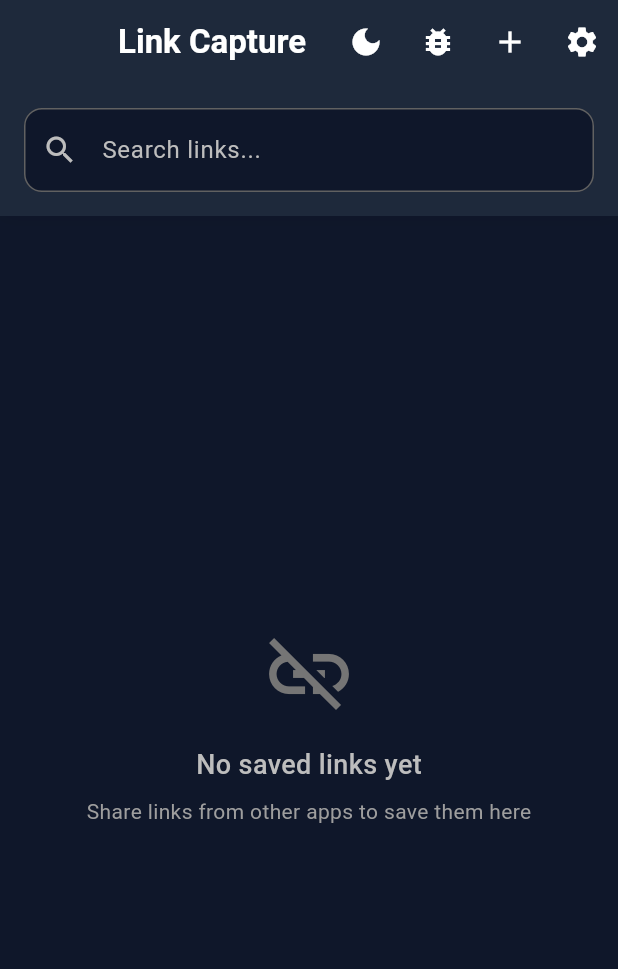
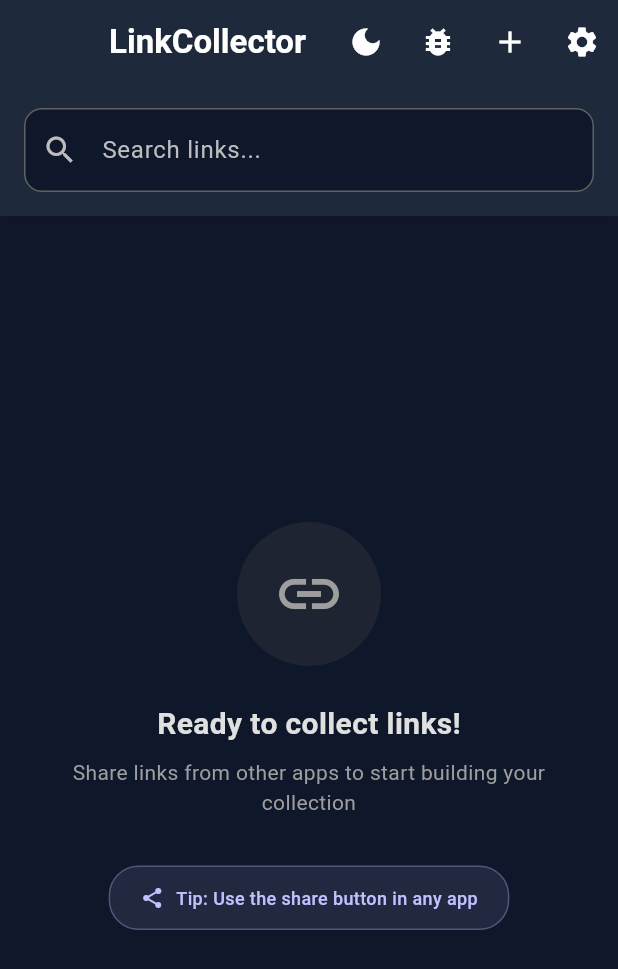
Before and after one commit to Biztactix-Ryan/LinkCollector, a Flutter app: the screen it shows after launch, on a phone screen of 412 x 824 dp. Shown: the top 969 px of the screen. Run offline on Flutter 3.47's test engine with Material 3 defaults, Android fonts, the light colour scheme and no system bars; our stand-ins replace permission_handler, shared_preferences; missing offline and left inert: receive_sharing_intent; statements that could not run were skipped.

Commit message:
Rebrand to LinkCollector with enhanced UI
- Renamed app from LinkCapture to LinkCollector throughout codebase
- Updated Android app label and package references
- Created comprehensive GitHub README with features and setup guide
- Enhanced UI with modern design improvements:
  - Redesigned empty state with helpful tips
  - Enhanced link cards with gradient effects and NEW badges
  - Added floating action button for quick link addition
  - Improved search interface with better theming
  - Updated app icons and theme toggle functionality
- Fixed syntax errors and updated test imports
- Updated CLAUDE.md documentation

```diff
--- a/lib/main.dart
+++ b/lib/main.dart
@@ -245,7 +245,7 @@
   @override
   Widget build(BuildContext context) {
     return MaterialApp(
-      title: 'Link Capture',
+      title: 'LinkCollector',
       scaffoldMessengerKey: scaffoldMessengerKey,
       debugShowCheckedModeBanner: false,
       themeMode: _themeMode,
--- a/lib/screens/home_screen.dart
+++ b/lib/screens/home_screen.dart
@@ -239,7 +239,7 @@
       backgroundColor: isDark ? const Color(0xFF0F172A) : null,
       appBar: AppBar(
         title: Text(
-          'Link Capture',
+          'LinkCollector',
           style: TextStyle(
             fontWeight: FontWeight.w600,
             color: isDark ? Colors.white : null,
@@ -342,34 +342,79 @@
                     ? const Center(child: CircularProgressIndicator())
                     : _filteredLinks.isEmpty
                         ? Center(
+                        child: Padding(
+                          padding: const EdgeInsets.all(32.0),
                           child: Column(
                             mainAxisAlignment: MainAxisAlignment.center,
                             children: [
-                            Icon(
-                              Icons.link_off,
-                              size: 64,
-                              color: isDark ? Colors.grey[600] : Colors.grey.shade400,
+                              Container(
+                                padding: const EdgeInsets.all(24),
+                                decoration: BoxDecoration(
+                                  color: isDark ? Colors.grey[800]?.withValues(alpha: 0.3) : Colors.grey[100],
+                                  shape: BoxShape.circle,
                                 ),
-                            const SizedBox(height: 16),
+                                child: Icon(
+                                  _searchController.text.isEmpty ? Icons.link : Icons.search_off,
+                                  size: 48,
+                                  color: isDark ? Colors.grey[500] : Colors.grey.shade500,
+                                ),
+                              ),
+                              const SizedBox(height: 24),
                               Text(
                                 _searchController.text.isEmpty
-                                  ? 'No saved links yet'
+                                    ? 'Ready to collect links!'
                                     : 'No links found',
                                 style: TextStyle(
-                                fontSize: 18,
-                                color: isDark ? Colors.grey[400] : Colors.grey.shade600,
-                                fontWeight: FontWeight.w500,
+                                  fontSize: 20,
+                                  color: isDark ? Colors.grey[300] : Colors.grey.shade700,
+                                  fontWeight: FontWeight.w600,
                                 ),
                               ),
                               const SizedBox(height: 8),
                               Text(
-                              'Share links from other apps to save them here',
+                                _searchController.text.isEmpty
+                                    ? 'Share links from other apps to start building your collection'
+                                    : 'Try adjusting your search terms',
                                 style: TextStyle(
                                   fontSize: 14,
-                                color: Colors.grey.shade500,
+                                  color: isDark ? Colors.grey[500] : Colors.grey.shade500,
+                                ),
+                                textAlign: TextAlign.center,
+                              ),
+                              if (_searchController.text.isEmpty) ...[
+                                const SizedBox(height: 32),
+                                Container(
+                                  padding: const EdgeInsets.symmetric(horizontal: 20, vertical: 12),
+                                  decoration: BoxDecoration(
+                                    color: theme.colorScheme.primary.withValues(alpha: 0.1),
+                                    borderRadius: BorderRadius.circular(20),
+                                    border: Border.all(
+                                      color: theme.colorScheme.primary.withValues(alpha: 0.3),
+                                    ),
+                                  ),
+                                  child: Row(
+                                    mainAxisSize: MainAxisSize.min,
+                                    children: [
+                                      Icon(
+                                        Icons.share,
+                                        size: 16,
+                                        color: theme.colorScheme.primary,
+                                      ),
+                                      const SizedBox(width: 8),
+                                      Text(
+                                        'Tip: Use the share button in any app',
+                                        style: TextStyle(
+                                          fontSize: 12,
+                                          color: theme.colorScheme.primary,
+                                          fontWeight: FontWeight.w500,
                                         ),
                                       ),
                                     ],
+                                  ),
+                                ),
+                              ],
+                            ],
+                          ),
                         ),
                       )
                     : RefreshIndicator(
@@ -390,6 +435,14 @@
           ),
         ],
       ),
+      floatingActionButton: _filteredLinks.isNotEmpty ? FloatingActionButton(
+        onPressed: _testAddLink,
+        backgroundColor: theme.colorScheme.primary,
+        foregroundColor: Colors.white,
+        elevation: 4,
+        child: const Icon(Icons.add),
+        tooltip: 'Add Link',
+      ) : null,
     );
   }
 
--- a/lib/screens/settings_screen.dart
+++ b/lib/screens/settings_screen.dart
@@ -13,7 +13,7 @@
   final _obsidianService = ObsidianService();
   bool _obsidianEnabled = false;
   String? _vaultPath;
-  String _targetFolder = 'LinkCapture';
+  String _targetFolder = 'LinkCollector';
   List<String> _availableVaults = [];
   List<String> _vaultFolders = [];
   bool _isLoadingVaults = false;
--- a/lib/services/obsidian_service.dart
+++ b/lib/services/obsidian_service.dart
@@ -36,7 +36,7 @@
 
   Future<String> get targetFolder async {
     final prefs = await SharedPreferences.getInstance();
-    return prefs.getString(_targetFolderKey) ?? 'LinkCapture';
+    return prefs.getString(_targetFolderKey) ?? 'LinkCollector';
   }
 
   Future<void> setTargetFolder(String folder) async {
--- a/pubspec.yaml
+++ b/pubspec.yaml
@@ -1,5 +1,5 @@
-name: link_capture
-description: "A new Flutter project."
+name: link_collector
+description: "LinkCollector - Save and organize links from any app with Obsidian integration"
 # The following line prevents the package from being accidentally published to
 # pub.dev using `flutter pub publish`. This is preferred for private packages.
 publish_to: 'none' # Remove this line if you wish to publish to pub.dev
```
Also changed, not shown: lib/widgets/link_card.dart (+37 -14 lines), 4 other files. Lines whose indentation alone changed are shown as unchanged.
